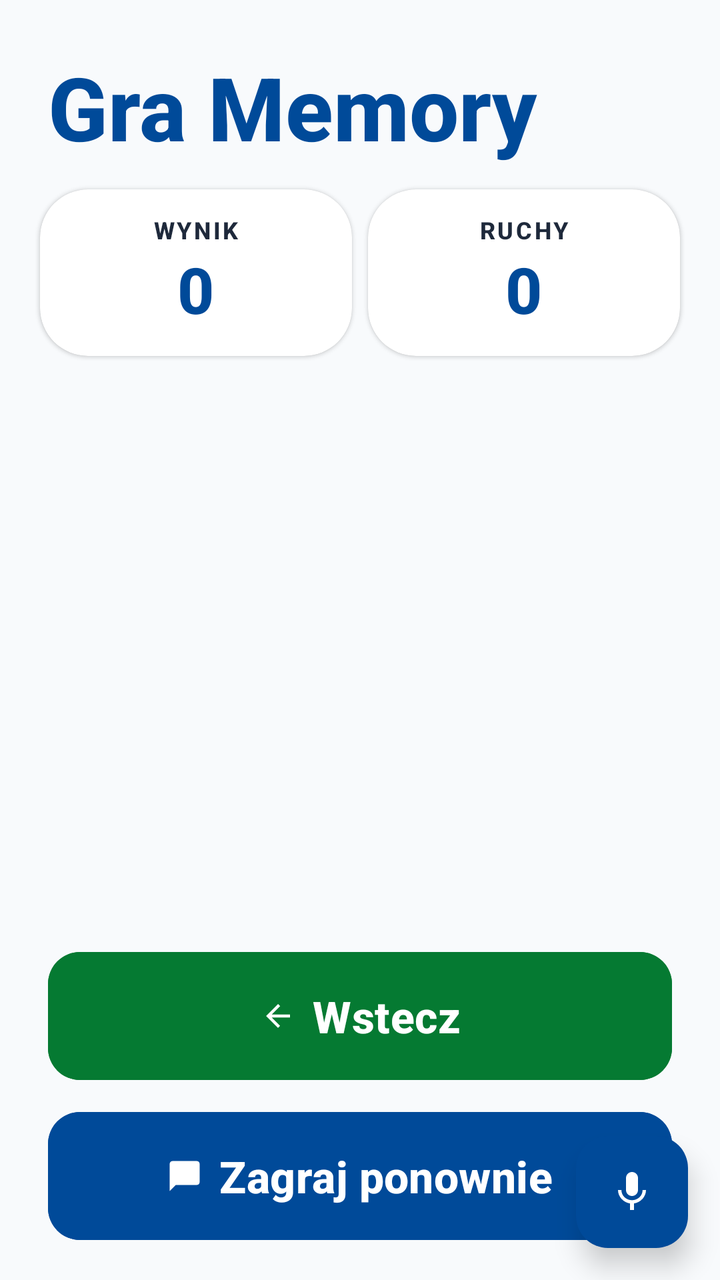
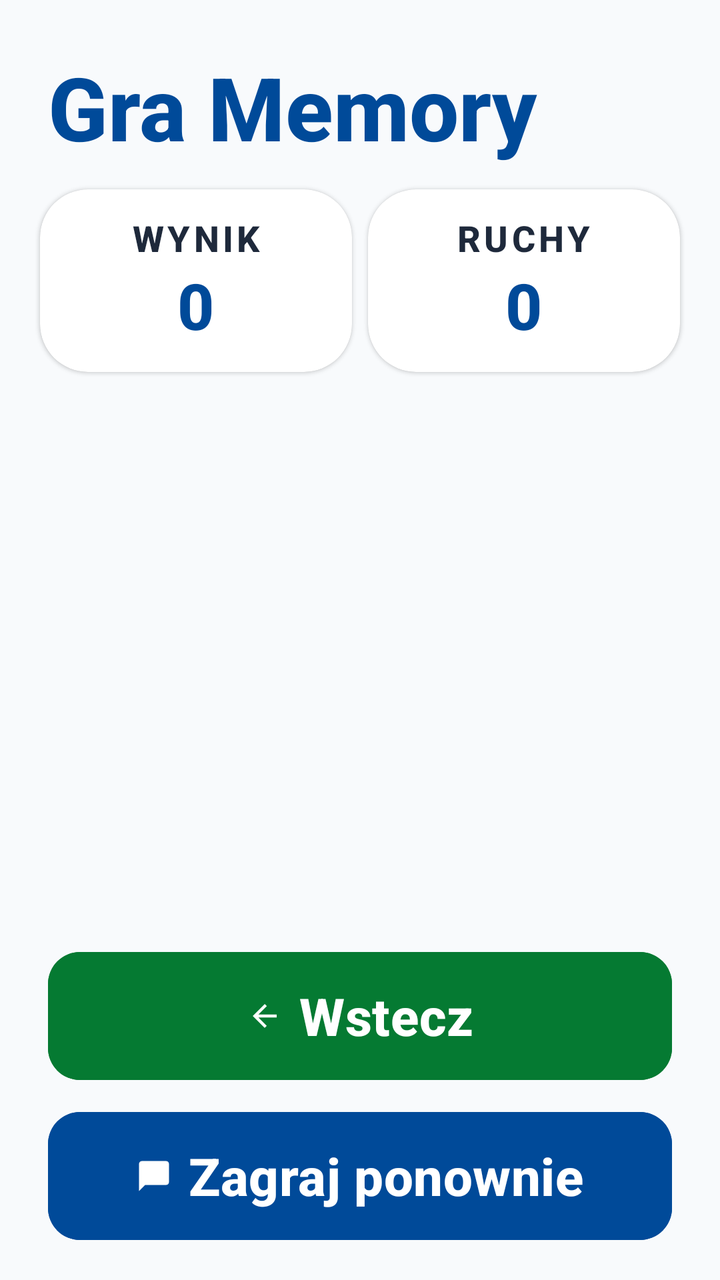

The first picture is an Android layout as it rendered before a commit; the second is the same layout after the commit. The layout source and the unified diff follow.
<!-- AndroidManifest.xml: application theme Theme.Fitnessapp -->
<!-- res/layout/activity_memory_game.xml -->
<?xml version="1.0" encoding="utf-8"?>
<androidx.constraintlayout.widget.ConstraintLayout xmlns:android="http://schemas.android.com/apk/res/android"
 xmlns:app="http://schemas.android.com/apk/res-auto"
 android:layout_width="match_parent"
 android:layout_height="match_parent"
 android:background="#F8FAFC"
 android:paddingTop="24dp">

 <TextView
 android:id="@+id/tv_title"
 android:layout_width="0dp"
 android:layout_height="wrap_content"
 android:layout_marginStart="24dp"
 android:layout_marginEnd="24dp"
 android:text="Gra Memory"
 android:textColor="#004A99"
 android:textSize="44sp"
 android:textStyle="bold"
 app:layout_constraintStart_toStartOf="parent"
 app:layout_constraintEnd_toEndOf="parent"
 app:layout_constraintTop_toTopOf="parent" />

 
 <LinearLayout
 android:id="@+id/stats_container"
 android:layout_width="0dp"
 android:layout_height="wrap_content"
 android:layout_marginTop="8dp"
 android:paddingHorizontal="16dp"
 android:orientation="horizontal"
 app:layout_constraintStart_toStartOf="parent"
 app:layout_constraintEnd_toEndOf="parent"
 app:layout_constraintTop_toBottomOf="@id/tv_title">

 <androidx.cardview.widget.CardView
 android:layout_width="0dp"
 android:layout_height="wrap_content"
 android:layout_weight="1"
 android:layout_margin="4dp"
 app:cardCornerRadius="24dp"
 app:cardElevation="1dp"
 app:cardBackgroundColor="@color/white">
 <LinearLayout
 android:layout_width="match_parent"
 android:layout_height="wrap_content"
 android:orientation="vertical"
 android:padding="12dp"
 android:gravity="center">
 <TextView
 android:layout_width="wrap_content"
 android:layout_height="wrap_content"
 android:text="WYNIK"
 android:textColor="#1E293B"
 android:textSize="12sp"
 android:textStyle="bold"
 android:letterSpacing="0.1" />
 <TextView
 android:id="@+id/tv_score"
 android:layout_width="wrap_content"
 android:layout_height="wrap_content"
 android:text="0"
 android:textColor="#004A99"
 android:textSize="32sp"
 android:textStyle="bold" />
 </LinearLayout>
 </androidx.cardview.widget.CardView>

 <androidx.cardview.widget.CardView
 android:layout_width="0dp"
 android:layout_height="wrap_content"
 android:layout_weight="1"
 android:layout_margin="4dp"
 app:cardCornerRadius="24dp"
 app:cardElevation="1dp"
 app:cardBackgroundColor="@color/white">
 <LinearLayout
 android:layout_width="match_parent"
 android:layout_height="wrap_content"
 android:orientation="vertical"
 android:padding="12dp"
 android:gravity="center">
 <TextView
 android:layout_width="wrap_content"
 android:layout_height="wrap_content"
 android:text="RUCHY"
 android:textColor="#1E293B"
 android:textSize="12sp"
 android:textStyle="bold"
 android:letterSpacing="0.1" />
 <TextView
 android:id="@+id/tv_moves"
 android:layout_width="wrap_content"
 android:layout_height="wrap_content"
 android:text="0"
 android:textColor="#004A99"
 android:textSize="32sp"
 android:textStyle="bold" />
 </LinearLayout>
 </androidx.cardview.widget.CardView>
 </LinearLayout>

 <androidx.recyclerview.widget.RecyclerView
 android:id="@+id/rv_cards"
 android:layout_width="0dp"
 android:layout_height="0dp"
 android:layout_marginHorizontal="12dp"
 android:layout_marginTop="8dp"
 android:layout_marginBottom="8dp"
 android:clipToPadding="false"
 android:padding="2dp"
 android:overScrollMode="never"
 android:scrollbars="none"
 app:layout_constraintStart_toStartOf="parent"
 app:layout_constraintEnd_toEndOf="parent"
 app:layout_constraintBottom_toTopOf="@id/btn_back"
 app:layout_constraintTop_toBottomOf="@id/stats_container" />

 <Button
 android:id="@+id/btn_back"
 android:layout_width="0dp"
 android:layout_height="72dp"
 android:layout_marginHorizontal="24dp"
 android:layout_marginBottom="8dp"
 android:backgroundTint="#057A32"
 android:text="Wstecz"
 android:textAllCaps="false"
 android:textColor="@color/white"
 android:textSize="22sp"
 android:fontFamily="sans-serif-medium"
 android:textStyle="bold"
 app:icon="@drawable/ic_back"
 app:iconGravity="textStart"
 app:iconTint="@color/white"
 app:cornerRadius="16dp"
 app:layout_constraintStart_toStartOf="parent"
 app:layout_constraintEnd_toEndOf="parent"
 app:layout_constraintBottom_toTopOf="@id/btn_restart" />

 <Button
 android:id="@+id/btn_restart"
 android:layout_width="0dp"
 android:layout_height="72dp"
 android:layout_marginHorizontal="24dp"
 android:layout_marginBottom="16dp"
 android:backgroundTint="#004A99"
 android:text="Zagraj ponownie"
 android:textAllCaps="false"
 android:textColor="@color/white"
 android:textSize="22sp"
 android:fontFamily="sans-serif-medium"
 android:textStyle="bold"
 app:icon="@drawable/ic_chat"
 app:iconGravity="textStart"
 app:iconTint="@color/white"
 app:cornerRadius="16dp"
 app:layout_constraintStart_toStartOf="parent"
 app:layout_constraintEnd_toEndOf="parent"
 app:layout_constraintBottom_toBottomOf="parent" />

 <com.google.android.material.floatingactionbutton.FloatingActionButton
 android:id="@+id/fab_mic"
 android:layout_width="wrap_content"
 android:layout_height="wrap_content"
 android:layout_margin="16dp"
 android:contentDescription="Nagrywanie głosu"
 android:src="@drawable/ic_mic"
 app:backgroundTint="#004A99"
 app:tint="#FFFFFF"
 app:fabSize="normal"
 app:elevation="8dp"
 app:layout_constraintBottom_toBottomOf="parent"
 app:layout_constraintEnd_toEndOf="parent" />

</androidx.constraintlayout.widget.ConstraintLayout>
<!-- resources referenced by this layout -->
<resources>
  <color name="white">#FFFFFFFF</color>
  <!-- drawable ic_back (drawable) -->
  <vector xmlns:android="http://schemas.android.com/apk/res/android"
      android:width="24dp"
      android:height="24dp"
      android:viewportWidth="24"
      android:viewportHeight="24">
      <path
          android:fillColor="#000000"
          android:pathData="M20,11H7.83l5.59,-5.59L12,4l-8,8 8,8 1.41,-1.41L7.83,13H20v-2z"/>
  </vector>
  <!-- drawable ic_chat (drawable) -->
  <vector xmlns:android="http://schemas.android.com/apk/res/android"
      android:width="24dp"
      android:height="24dp"
      android:viewportWidth="24"
      android:viewportHeight="24">
      <path
          android:fillColor="#FF000000"
          android:pathData="M20,2H4C2.9,2 2,2.9 2,4V22L6,18H20C21.1,18 22,17.1 22,16V4C22,2.9 21.1,2 20,2Z" />
  </vector>
  <!-- drawable ic_mic (drawable) -->
  <vector xmlns:android="http://schemas.android.com/apk/res/android"
      android:width="24dp"
      android:height="24dp"
      android:viewportWidth="24"
      android:viewportHeight="24">
      <path
          android:fillColor="#1A5DFF"
          android:pathData="M12,14c1.66,0 3,-1.34 3,-3V5c0,-1.66 -1.34,-3 -3,-3S9,3.34 9,5v6C9,12.66 10.34,14 12,14zM17.3,11c0,3 -2.54,5.1 -5.3,5.1S6.7,14 6.7,11H5c0,3.41 2.72,6.23 6,6.72V21h2v-3.28c3.28,-0.49 6,-3.31 6,-6.72H17.3z"/>
  </vector>
  <style name="Theme.Fitnessapp" parent="Base.Theme.Fitnessapp" />
  <style name="Base.Theme.Fitnessapp" parent="Theme.Material3.Light.NoActionBar">
          
          <item name="android:fontFamily">sans-serif-medium</item>
          <item name="android:textAllCaps">false</item>
          <item name="android:textColor">#0F172A</item>
          <item name="android:windowBackground">#F8FAFC</item>
      </style>
</resources>

<!-- the commit's change to res/layout/activity_memory_game.xml (unified diff, before → after) -->
@@ -51,7 +51,7 @@
  android:layout_height="wrap_content"
  android:text="WYNIK"
  android:textColor="#1E293B"
- android:textSize="12sp"
+ android:textSize="18sp"
  android:textStyle="bold"
  android:letterSpacing="0.1" />
  <TextView
@@ -84,7 +84,7 @@
  android:layout_height="wrap_content"
  android:text="RUCHY"
  android:textColor="#1E293B"
- android:textSize="12sp"
+ android:textSize="18sp"
  android:textStyle="bold"
  android:letterSpacing="0.1" />
  <TextView
@@ -125,7 +125,7 @@
  android:text="Wstecz"
  android:textAllCaps="false"
  android:textColor="@color/white"
- android:textSize="22sp"
+ android:textSize="26sp"
  android:fontFamily="sans-serif-medium"
  android:textStyle="bold"
  app:icon="@drawable/ic_back"
@@ -146,7 +146,7 @@
  android:text="Zagraj ponownie"
  android:textAllCaps="false"
  android:textColor="@color/white"
- android:textSize="22sp"
+ android:textSize="26sp"
  android:fontFamily="sans-serif-medium"
  android:textStyle="bold"
  app:icon="@drawable/ic_chat"
@@ -157,18 +157,4 @@
  app:layout_constraintEnd_toEndOf="parent"
  app:layout_constraintBottom_toBottomOf="parent" />
 
- <com.google.android.material.floatingactionbutton.FloatingActionButton
- android:id="@+id/fab_mic"
- android:layout_width="wrap_content"
- android:layout_height="wrap_content"
- android:layout_margin="16dp"
- android:contentDescription="Nagrywanie głosu"
- android:src="@drawable/ic_mic"
- app:backgroundTint="#004A99"
- app:tint="#FFFFFF"
- app:fabSize="normal"
- app:elevation="8dp"
- app:layout_constraintBottom_toBottomOf="parent"
- app:layout_constraintEnd_toEndOf="parent" />
-
 </androidx.constraintlayout.widget.ConstraintLayout>
<!-- resource entries referenced after the edit -->
@@ -21,16 +21,6 @@
           android:fillColor="#FF000000"
           android:pathData="M20,2H4C2.9,2 2,2.9 2,4V22L6,18H20C21.1,18 22,17.1 22,16V4C22,2.9 21.1,2 20,2Z" />
   </vector>
-  <!-- drawable ic_mic (drawable) -->
-  <vector xmlns:android="http://schemas.android.com/apk/res/android"
-      android:width="24dp"
-      android:height="24dp"
-      android:viewportWidth="24"
-      android:viewportHeight="24">
-      <path
-          android:fillColor="#1A5DFF"
-          android:pathData="M12,14c1.66,0 3,-1.34 3,-3V5c0,-1.66 -1.34,-3 -3,-3S9,3.34 9,5v6C9,12.66 10.34,14 12,14zM17.3,11c0,3 -2.54,5.1 -5.3,5.1S6.7,14 6.7,11H5c0,3.41 2.72,6.23 6,6.72V21h2v-3.28c3.28,-0.49 6,-3.31 6,-6.72H17.3z"/>
-  </vector>
   <style name="Theme.Fitnessapp" parent="Base.Theme.Fitnessapp" />
   <style name="Base.Theme.Fitnessapp" parent="Theme.Material3.Light.NoActionBar">
           
